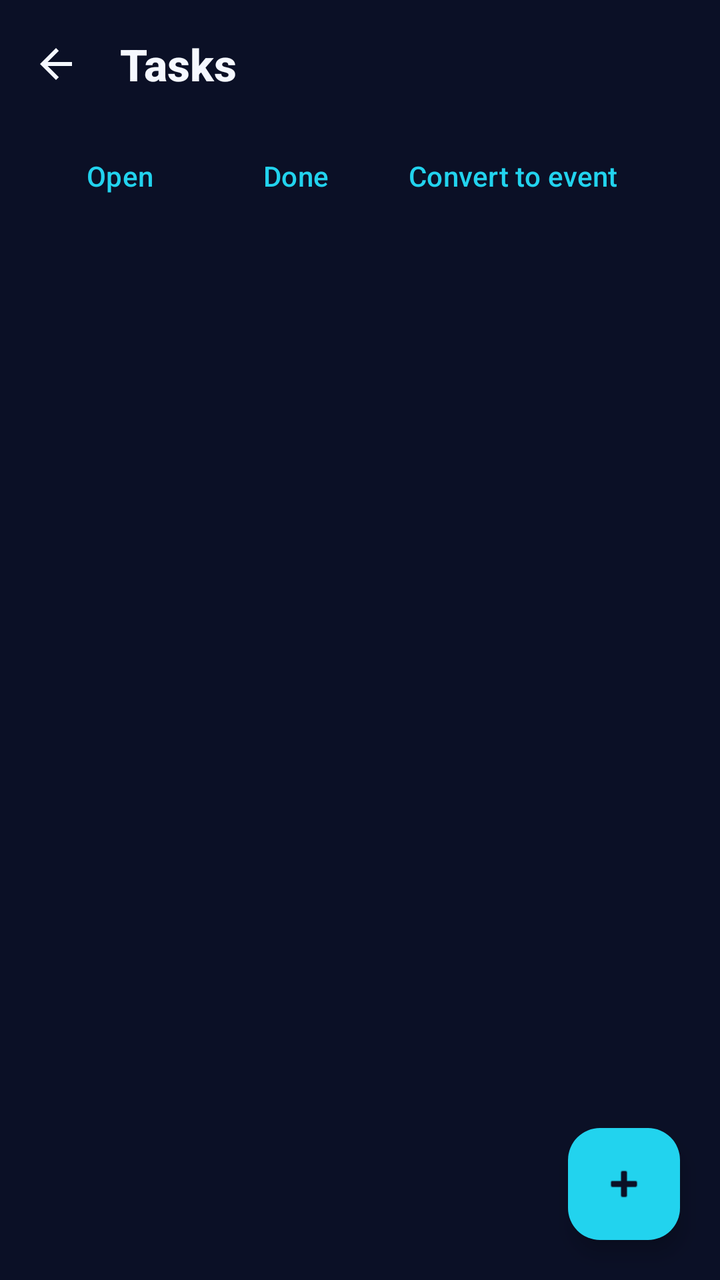
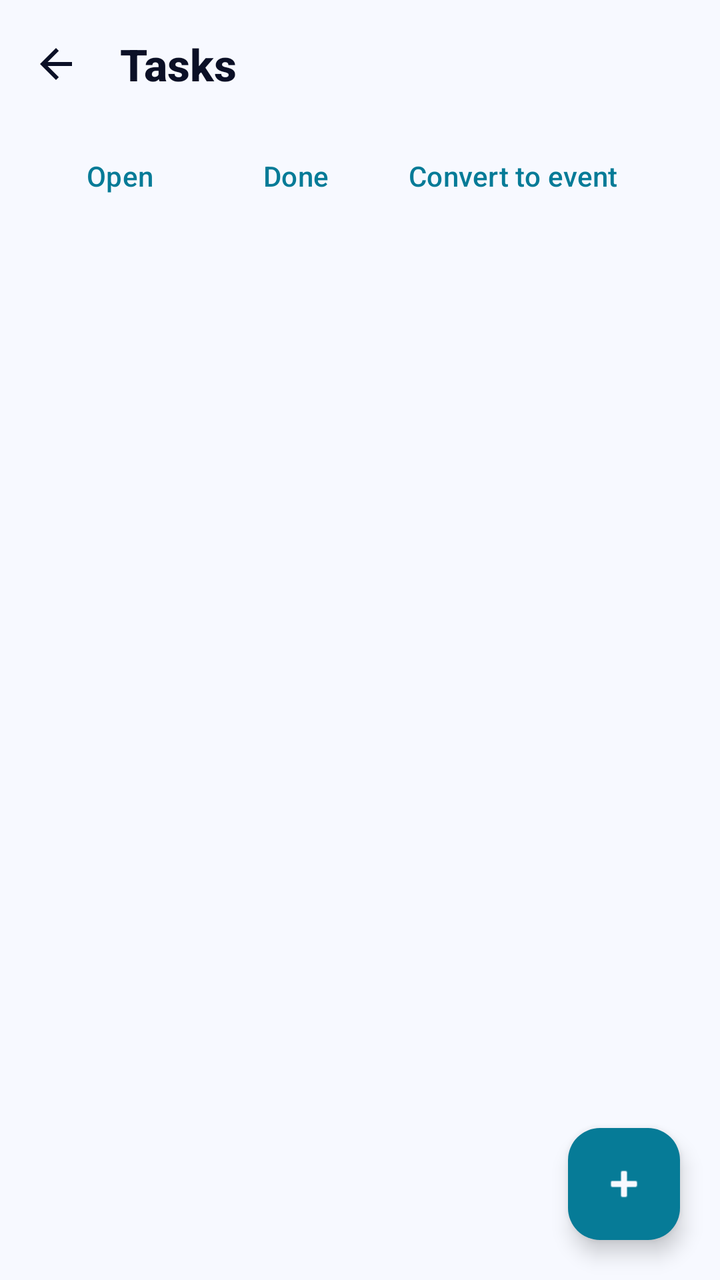

Compare the two renders of this Android layout. The source of the first and the diff that turns it into the second are given below.
<!-- AndroidManifest.xml: application theme Theme.SHSCalendar -->
<!-- res/layout/activity_tasks.xml -->
<?xml version="1.0" encoding="utf-8"?>
<LinearLayout xmlns:android="http://schemas.android.com/apk/res/android"
    xmlns:app="http://schemas.android.com/apk/res-auto"
    android:layout_width="match_parent"
    android:layout_height="match_parent"
    android:background="@color/shs_night"
    android:orientation="vertical">

    <com.google.android.material.appbar.MaterialToolbar
        android:id="@+id/tasks_toolbar"
        style="@style/SHS.TopBar"
        android:layout_width="match_parent"
        android:layout_height="wrap_content"
        app:navigationIcon="@drawable/ic_back"
        app:title="@string/tasks_title" />

    <LinearLayout
        android:layout_width="match_parent"
        android:layout_height="wrap_content"
        android:orientation="horizontal"
        android:paddingStart="@dimen/shs_screen_padding"
        android:paddingEnd="@dimen/shs_screen_padding">

        <com.google.android.material.button.MaterialButton
            android:id="@+id/tasks_filter_open"
            style="@style/Widget.Material3.Button.TextButton"
            android:layout_width="wrap_content"
            android:layout_height="wrap_content"
            android:text="@string/task_open" />

        <com.google.android.material.button.MaterialButton
            android:id="@+id/tasks_filter_done"
            style="@style/Widget.Material3.Button.TextButton"
            android:layout_width="wrap_content"
            android:layout_height="wrap_content"
            android:text="@string/task_done" />

        <com.google.android.material.button.MaterialButton
            android:id="@+id/tasks_convert"
            style="@style/Widget.Material3.Button.TextButton"
            android:layout_width="wrap_content"
            android:layout_height="wrap_content"
            android:text="@string/task_convert" />
    </LinearLayout>

    <FrameLayout
        android:layout_width="match_parent"
        android:layout_height="match_parent">

        <androidx.recyclerview.widget.RecyclerView
            android:id="@+id/tasks_list"
            android:layout_width="match_parent"
            android:layout_height="match_parent"
            android:clipToPadding="false"
            android:padding="@dimen/shs_screen_padding"
            android:paddingBottom="@dimen/shs_bottom_nav_height"
            android:scrollbars="vertical" />

        <TextView
            android:id="@+id/tasks_empty"
            style="@style/SHS.Text.Subtitle"
            android:layout_width="wrap_content"
            android:layout_height="wrap_content"
            android:layout_gravity="center"
            android:gravity="center"
            android:text="@string/tasks_empty"
            android:textColor="@color/shs_text_muted"
            android:visibility="gone" />

        <com.google.android.material.floatingactionbutton.FloatingActionButton
            android:id="@+id/tasks_add"
            android:layout_width="wrap_content"
            android:layout_height="wrap_content"
            android:layout_gravity="bottom|end"
            android:layout_margin="@dimen/shs_space_lg"
            android:layout_marginBottom="@dimen/shs_bottom_nav_height"
            android:contentDescription="@string/task_new"
            android:src="@android:drawable/ic_input_add"
            app:backgroundTint="@color/shs_cyan"
            app:tint="@color/shs_night" />
    </FrameLayout>
</LinearLayout>
<!-- resources referenced by this layout -->
<resources>
  <color name="shs_cyan">#22D3EE</color>
  <color name="shs_night">#0B1026</color>
  <color name="shs_text_muted">#7886BA</color>
  <dimen name="shs_bottom_nav_height">68dp</dimen>
  <dimen name="shs_screen_padding">16dp</dimen>
  <dimen name="shs_space_lg">20dp</dimen>
  <!-- drawable ic_back (drawable) -->
  <?xml version="1.0" encoding="utf-8"?>
  <vector xmlns:android="http://schemas.android.com/apk/res/android"
      android:width="24dp"
      android:height="24dp"
      android:tint="@color/shs_text_primary"
      android:viewportWidth="24"
      android:viewportHeight="24">
      <path
          android:fillColor="#FFFFFFFF"
          android:pathData="M20,11H7.83l5.59,-5.59L12,4l-8,8 8,8 1.41,-1.41L7.83,13H20v-2z" />
  </vector>
  <string name="task_convert">Convert to event</string>
  <string name="task_done">Done</string>
  <string name="task_new">New task</string>
  <string name="task_open">Open</string>
  <string name="tasks_empty">No tasks yet. Tap + to add one.</string>
  <string name="tasks_title">Tasks</string>
  <style name="Theme.SHSCalendar" parent="Theme.Material3.Dark.NoActionBar">
          <item name="colorPrimary">@color/shs_cyan</item>
          <item name="colorOnPrimary">@color/shs_text_on_accent</item>
          <item name="colorPrimaryContainer">@color/shs_cyan_deep</item>
          <item name="colorOnPrimaryContainer">@color/shs_text_primary</item>
  
          <item name="colorSecondary">@color/shs_teal</item>
          <item name="colorOnSecondary">@color/shs_text_on_accent</item>
          <item name="colorSecondaryContainer">@color/shs_teal_deep</item>
          <item name="colorOnSecondaryContainer">@color/shs_text_primary</item>
  
          <item name="colorTertiary">@color/shs_indigo</item>
          <item name="colorOnTertiary">@color/shs_text_on_accent</item>
  
          <item name="colorError">@color/shs_danger</item>
          <item name="colorOnError">@color/shs_text_on_accent</item>
  
          <item name="android:colorBackground">@color/shs_night</item>
          <item name="colorSurface">@color/shs_surface</item>
          <item name="colorSurfaceVariant">@color/shs_surface_high</item>
          <item name="colorOnSurface">@color/shs_text_primary</item>
          <item name="colorOnSurfaceVariant">@color/shs_text_secondary</item>
          <item name="colorOutline">@color/shs_stroke</item>
  
          <item name="android:statusBarColor">@color/shs_night</item>
          <item name="android:navigationBarColor">@color/shs_nav_bg</item>
          <item name="android:windowBackground">@color/shs_night</item>
          <item name="android:textColorPrimary">@color/shs_text_primary</item>
          <item name="android:textColorSecondary">@color/shs_text_secondary</item>
          <item name="android:textColorHint">@color/shs_text_muted</item>
  
          <item name="materialAlertDialogTheme">@style/Theme.SHSCalendar.Dialog</item>
      </style>
  <color name="shs_text_primary">#F5F8FF</color>
  <dimen name="shs_text_subtitle">18sp</dimen>
  <color name="shs_text_on_accent">#06121F</color>
  <color name="shs_cyan_deep">#067B97</color>
  <color name="shs_teal">#2DD4BF</color>
  <color name="shs_teal_deep">#1B7F73</color>
  <color name="shs_indigo">#818CF8</color>
  <color name="shs_danger">#FB7185</color>
  <color name="shs_surface">#121A36</color>
  <color name="shs_surface_high">#1A2447</color>
  <color name="shs_text_secondary">#9AA6C9</color>
  <color name="shs_stroke">#243059</color>
  <color name="shs_nav_bg">#0D132C</color>
  <dimen name="shs_text_title">22sp</dimen>
  <style name="ShapeAppearance.SHSCalendar.Large" parent="ShapeAppearance.Material3.Corner.Large">
          <item name="cornerSize">@dimen/shs_radius_card</item>
      </style>
  <dimen name="shs_radius_card">22dp</dimen>
  <!-- unchanged entries left out for length: 4 -->
</resources>

<!-- the commit's change to res/layout/activity_tasks.xml (unified diff, before → after) -->
@@ -3,7 +3,7 @@
     xmlns:app="http://schemas.android.com/apk/res-auto"
     android:layout_width="match_parent"
     android:layout_height="match_parent"
-    android:background="@color/shs_night"
+    android:background="?android:attr/colorBackground"
     android:orientation="vertical">
 
     <com.google.android.material.appbar.MaterialToolbar
<!-- resource entries referenced after the edit -->
@@ -1,8 +1,8 @@
 <!-- resources referenced by this layout -->
 <resources>
-  <color name="shs_cyan">#22D3EE</color>
-  <color name="shs_night">#0B1026</color>
-  <color name="shs_text_muted">#7886BA</color>
+  <color name="shs_cyan">#067B97</color>
+  <color name="shs_night">#F7F9FF</color>
+  <color name="shs_text_muted">#5A6486</color>
   <dimen name="shs_bottom_nav_height">68dp</dimen>
   <dimen name="shs_screen_padding">16dp</dimen>
   <dimen name="shs_space_lg">20dp</dimen>
@@ -15,7 +15,7 @@
       android:viewportWidth="24"
       android:viewportHeight="24">
       <path
-          android:fillColor="#FFFFFFFF"
+          android:fillColor="@color/shs_text_primary"
           android:pathData="M20,11H7.83l5.59,-5.59L12,4l-8,8 8,8 1.41,-1.41L7.83,13H20v-2z" />
   </vector>
   <string name="task_convert">Convert to event</string>
@@ -24,7 +24,7 @@
   <string name="task_open">Open</string>
   <string name="tasks_empty">No tasks yet. Tap + to add one.</string>
   <string name="tasks_title">Tasks</string>
-  <style name="Theme.SHSCalendar" parent="Theme.Material3.Dark.NoActionBar">
+  <style name="Theme.SHSCalendar" parent="Theme.SHSParent">
           <item name="colorPrimary">@color/shs_cyan</item>
           <item name="colorOnPrimary">@color/shs_text_on_accent</item>
           <item name="colorPrimaryContainer">@color/shs_cyan_deep</item>
@@ -57,19 +57,20 @@
   
           <item name="materialAlertDialogTheme">@style/Theme.SHSCalendar.Dialog</item>
       </style>
-  <color name="shs_text_primary">#F5F8FF</color>
+  <color name="shs_text_primary">#0B1026</color>
   <dimen name="shs_text_subtitle">18sp</dimen>
-  <color name="shs_text_on_accent">#06121F</color>
-  <color name="shs_cyan_deep">#067B97</color>
-  <color name="shs_teal">#2DD4BF</color>
-  <color name="shs_teal_deep">#1B7F73</color>
-  <color name="shs_indigo">#818CF8</color>
-  <color name="shs_danger">#FB7185</color>
-  <color name="shs_surface">#121A36</color>
-  <color name="shs_surface_high">#1A2447</color>
-  <color name="shs_text_secondary">#9AA6C9</color>
-  <color name="shs_stroke">#243059</color>
-  <color name="shs_nav_bg">#0D132C</color>
+  <style name="Theme.SHSParent" parent="Theme.Material3.Light.NoActionBar" />
+  <color name="shs_text_on_accent">#FFFFFF</color>
+  <color name="shs_cyan_deep">#CDEDF5</color>
+  <color name="shs_teal">#0F766E</color>
+  <color name="shs_teal_deep">#CFF3EE</color>
+  <color name="shs_indigo">#4F46E5</color>
+  <color name="shs_danger">#BE123C</color>
+  <color name="shs_surface">#FFFFFF</color>
+  <color name="shs_surface_high">#EEF2FB</color>
+  <color name="shs_text_secondary">#414C70</color>
+  <color name="shs_stroke">#C3CCE0</color>
+  <color name="shs_nav_bg">#FFFFFF</color>
   <dimen name="shs_text_title">22sp</dimen>
   <style name="ShapeAppearance.SHSCalendar.Large" parent="ShapeAppearance.Material3.Corner.Large">
           <item name="cornerSize">@dimen/shs_radius_card</item>
